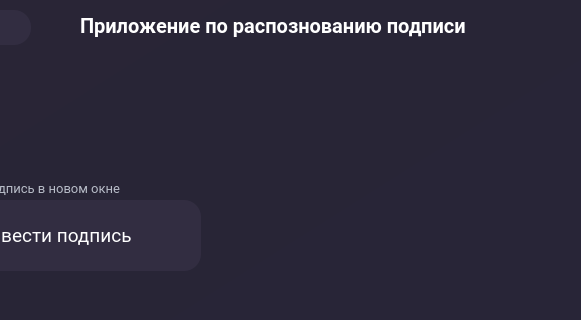
Above: Main1.ui from jur4ikoff/Mireaproject before the change; both pictures show x 210 to 791 and y 0 to 320 of the 880 by 560 pixel window. Below: the same form after it.
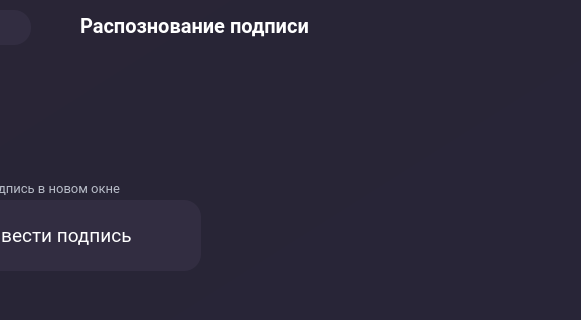
That is the form after the change.

```diff
--- a/Main1.ui
+++ b/Main1.ui
@@ -227,7 +227,7 @@
               <string notr="true">color: rgb(255, 255, 255);</string>
              </property>
              <property name="text">
-              <string>Приложение по распознованию подписи</string>
+              <string>Распознование подписи</string>
              </property>
             </widget>
             <widget class="QPushButton" name="min_wnd">
```
